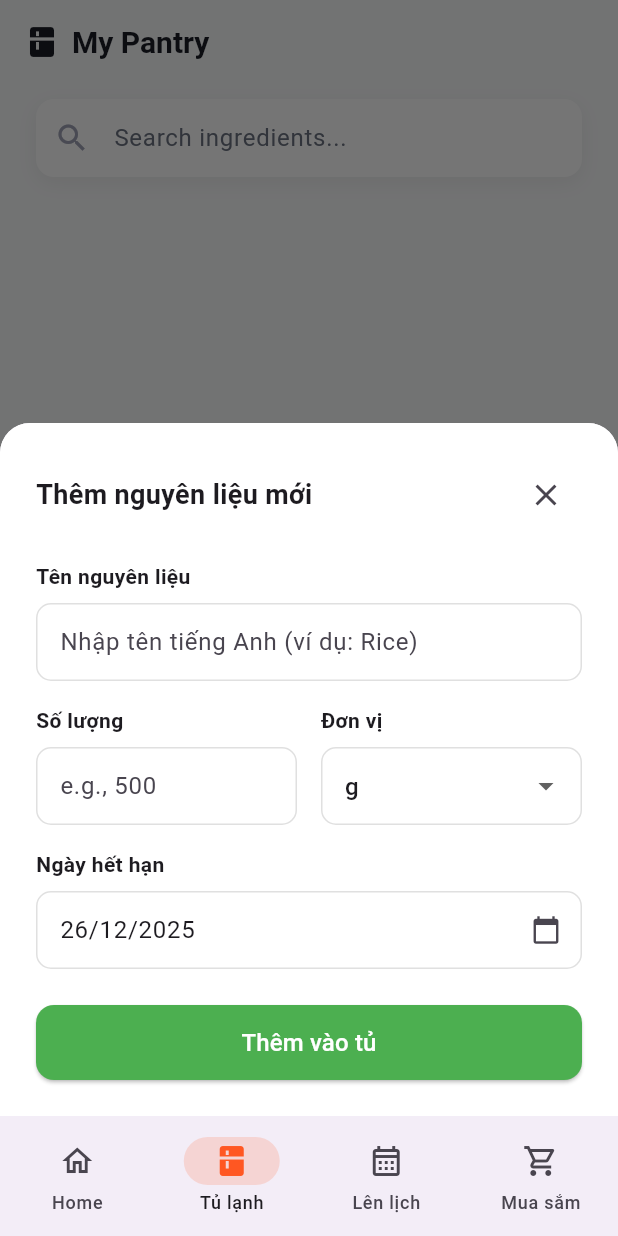
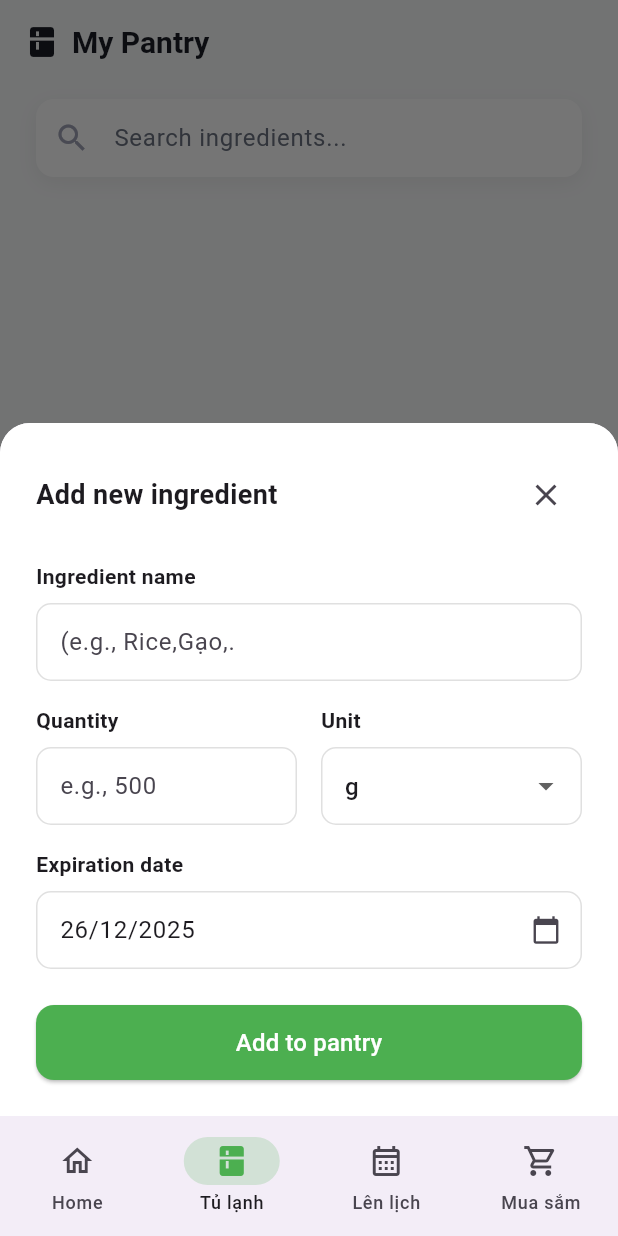
Before and after one commit to DungLV1324/BepTroLy, a Flutter app: the PantryScreen screen opened by its route, after a tap on the "add" icon, on a phone screen of 412 x 824 dp. Run offline on Flutter 3.47's test engine with Material 3 defaults, Android fonts, the light colour scheme and no system bars; drawn by our look-alikes of flutter_typeahead; our stand-ins replace cloud_firestore, firebase_auth, firebase_core, flutter_dotenv, flutter_local_notifications, flutter_timezone and 2 more; accounts and stored records are empty.

Commit message:
UI: Translate to English + Refactor Thong bao screen

```diff
--- a/lib/features/kho_nguyen_lieu/views/pantry_screen.dart
+++ b/lib/features/kho_nguyen_lieu/views/pantry_screen.dart
@@ -41,12 +41,12 @@ class _PantryScreenState extends State<PantryScreen> {
       // Setup Notification & Data
       _notificationService.scheduleExpiryNotification(
           id: notifId,
-          title: 'Sắp hết hạn! ⚠️',
-          body: 'Món ${result.name} sắp hết hạn.',
+          title: 'Expiring soon! ⚠️',
+          body: 'The item ${result.name} is about to expire.',
           expiryDate: result.expiryDate!
       );
       _pantryViewModel.addNewIngredient(result);
-      await _pantryViewModel.logNotification(notifId, 'Sắp hết hạn! ⚠️', 'Món ${result.name} sắp hết hạn.', result.expiryDate!);
+      await _pantryViewModel.logNotification(notifId, 'Expiring soon! ⚠️', 'The item ${result.name} is about to expire.', result.expiryDate!);
 
       if (mounted) AppToast.show(context, ActionType.add, result.name);
     }
@@ -114,7 +114,7 @@ class _PantryScreenState extends State<PantryScreen> {
 
           // 2. Trạng thái lỗi
           if (snapshot.hasError) {
-            return Center(child: Text("Đã xảy ra lỗi: ${snapshot.error}"));
+            return Center(child: Text("An error occurred: ${snapshot.error}"));
           }
 
           // 3. Lấy dữ liệu
--- a/lib/features/kho_nguyen_lieu/views/widgets/add_ingredient_sheet.dart
+++ b/lib/features/kho_nguyen_lieu/views/widgets/add_ingredient_sheet.dart
@@ -63,7 +63,7 @@ class _AddIngredientSheetState extends State<AddIngredientSheet> {
           crossAxisAlignment: CrossAxisAlignment.start,
           children: [
             // 1. Header (Tiêu đề + Nút đóng)
-            _buildHeader(isEditing ? "Cập nhật nguyên liệu" : "Thêm nguyên liệu mới"),
+            _buildHeader(isEditing ? "Update ingredient" : "Add new ingredient"),
             const SizedBox(height: 20),
 
             // 2. Input Tên (Tìm kiếm gợi ý)
@@ -79,7 +79,7 @@ class _AddIngredientSheetState extends State<AddIngredientSheet> {
             const SizedBox(height: 24),
 
             // 5. Nút Lưu
-            _buildSaveButton(isEditing ? "Lưu thay đổi" : "Thêm vào tủ"),
+            _buildSaveButton(isEditing ? "Save changes" : "Add to pantry"),
 
             // Xử lý bàn phím che
             Padding(padding: EdgeInsets.only(bottom: MediaQuery.of(context).viewInsets.bottom)),
@@ -149,7 +149,7 @@ class _AddIngredientSheetState extends State<AddIngredientSheet> {
     return Column(
       crossAxisAlignment: CrossAxisAlignment.start,
       children: [
-        const Text("Tên nguyên liệu", style: TextStyle(fontWeight: FontWeight.w600)),
+        const Text("Ingredient name", style: TextStyle(fontWeight: FontWeight.w600)),
         const SizedBox(height: 8),
         TypeAheadField<IngredientModel>(
           builder: (context, controller, focusNode) {
@@ -160,7 +160,7 @@ class _AddIngredientSheetState extends State<AddIngredientSheet> {
             return TextField(
               controller: controller,
               focusNode: focusNode,
-              decoration: _inputDecoration("Nhập tên tiếng Anh (ví dụ: Rice)"),
+              decoration: _inputDecoration("(e.g., Rice,Gạo,."),
               // Lưu ý: Cập nhật controller chính khi gõ
               onChanged: (val) => _nameController.text = val,
             );
@@ -187,7 +187,7 @@ class _AddIngredientSheetState extends State<AddIngredientSheet> {
           },
           emptyBuilder: (context) => const Padding(
             padding: EdgeInsets.all(8.0),
-            child: Text('Không tìm thấy món này'),
+            child: Text('Item not found'),
           ),
         ),
       ],
@@ -203,13 +203,13 @@ class _AddIngredientSheetState extends State<AddIngredientSheet> {
           child: Column(
             crossAxisAlignment: CrossAxisAlignment.start,
             children: [
-              const Text("Số lượng", style: TextStyle(fontWeight: FontWeight.w600)),
+              const Text("Quantity", style: TextStyle(fontWeight: FontWeight.w600)),
               const SizedBox(height: 8),
               TextFormField(
                 controller: _qtyController,
                 keyboardType: const TextInputType.numberWithOptions(decimal: true),
                 decoration: _inputDecoration("e.g., 500"),
-                validator: (value) => value!.isEmpty ? "Nhập số" : null,
+                validator: (value) => value!.isEmpty ? "Enter quantity" : null,
               ),
             ],
           ),
@@ -221,7 +221,7 @@ class _AddIngredientSheetState extends State<AddIngredientSheet> {
           child: Column(
             crossAxisAlignment: CrossAxisAlignment.start,
             children: [
-              const Text("Đơn vị", style: TextStyle(fontWeight: FontWeight.w600)),
+              const Text("Unit", style: TextStyle(fontWeight: FontWeight.w600)),
               const SizedBox(height: 8),
               DropdownButtonFormField<MeasureUnit>(
                 value: _selectedUnit,
@@ -245,7 +245,7 @@ class _AddIngredientSheetState extends State<AddIngredientSheet> {
     return Column(
       crossAxisAlignment: CrossAxisAlignment.start,
       children: [
-        const Text("Ngày hết hạn", style: TextStyle(fontWeight: FontWeight.w600)),
+        const Text("Expiration date", style: TextStyle(fontWeight: FontWeight.w600)),
         const SizedBox(height: 8),
         TextFormField(
           controller: _dateController,
@@ -254,7 +254,7 @@ class _AddIngredientSheetState extends State<AddIngredientSheet> {
             suffixIcon: const Icon(Icons.calendar_today, size: 20),
           ),
           onTap: _pickDate,
-          validator: (value) => value!.isEmpty ? "Chọn ngày" : null,
+          validator: (value) => value!.isEmpty ? "Select date" : null,
         ),
       ],
     );
--- a/lib/features/kho_nguyen_lieu/views/widgets/pantry_empty_state.dart
+++ b/lib/features/kho_nguyen_lieu/views/widgets/pantry_empty_state.dart
@@ -25,14 +25,14 @@ class PantryEmptyState extends StatelessWidget {
           const SizedBox(height: 16),
           Text(
             isSearching
-                ? "Không tìm thấy món nào khớp với\n\"$searchQuery\""
-                : "Tủ lạnh đang trống trơn!",
+                ? "No items match\n\"$searchQuery\""
+                : "Your fridge is empty!",
             textAlign: TextAlign.center,
             style: TextStyle(color: Colors.grey[600], fontSize: 16),
           ),
           if (!isSearching) ...[
             const SizedBox(height: 8),
-            Text("Bấm nút (+) để thêm đồ mới nhé", style: TextStyle(color: Colors.grey[400], fontSize: 14)),
+            Text("Tap the (+) button to add new items", style: TextStyle(color: Colors.grey[400], fontSize: 14)),
           ]
         ],
       ),
--- a/lib/shared/layout/main_scaffold.dart
+++ b/lib/shared/layout/main_scaffold.dart
@@ -23,30 +23,30 @@ class MainScaffold extends StatelessWidget {
       bottomNavigationBar: NavigationBar(
         selectedIndex: navigationShell.currentIndex,
         onDestinationSelected: _goBranch,
-        indicatorColor: const Color(0xFFFF7043).withOpacity(0.2),
+        indicatorColor: const Color(0xFF4CAF50).withOpacity(0.2),
 
         destinations: const [
           NavigationDestination(
             icon: Icon(Icons.home_outlined),
-            selectedIcon: Icon(Icons.home, color: Colors.deepOrange),
+            selectedIcon: Icon(Icons.home, color: Colors.green),
             label: 'Home',
           ),
 
           NavigationDestination(
             icon: Icon(Icons.kitchen_outlined),
-            selectedIcon: Icon(Icons.kitchen,color: Colors.deepOrange),
+            selectedIcon: Icon(Icons.kitchen,color: Colors.green),
             label: 'Tủ lạnh',
           ),
 
           NavigationDestination(
             icon: Icon(Icons.calendar_month_outlined),
-            selectedIcon: Icon(Icons.calendar_month,color: Colors.deepOrange),
+            selectedIcon: Icon(Icons.calendar_month,color: Colors.green),
             label: 'Lên lịch',
           ),
 
           NavigationDestination(
             icon: Icon(Icons.shopping_cart_outlined),
-            selectedIcon: Icon(Icons.shopping_cart,color: Colors.deepOrange),
+            selectedIcon: Icon(Icons.shopping_cart,color: Colors.green),
             label: 'Mua sắm',
           ),
         ],
```
Also changed, not shown: lib/core/utils/dialog_helper.dart (+35 -4 lines), lib/features/thongbao/services/notification_service.dart (+50 -68 lines), lib/features/thongbao/view/notification_screen.dart (+71 -103 lines), lib/features/thongbao/view/widgets/notification_item_card.dart (added, +66 -0 lines), lib/features/thongbao/viewmodel/notification_view_model.dart (added, +24 -0 lines), lib/shared/widgets/app_toast.dart (+5 -5 lines).
